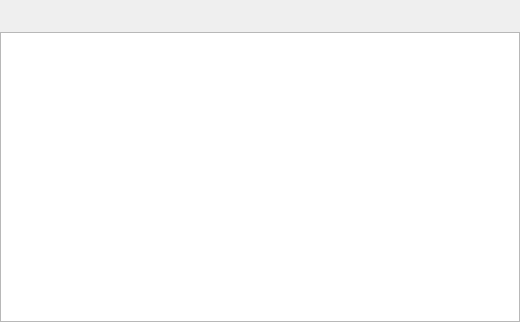
Old version of the form about.ui in the repository simon-r/LeScienze500.
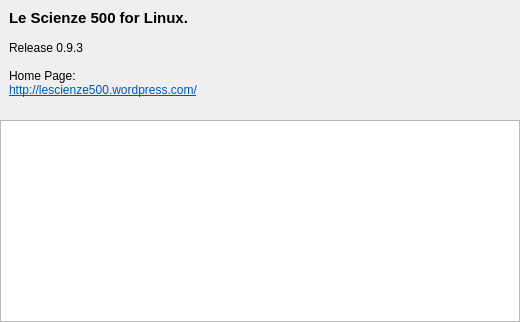
New version of the form. Icons and pictures are not drawn.

Commit message: ven  8 ott 2010, 16.44.36, CEST

Diff of the .ui file:
```diff
--- a/about.ui
+++ b/about.ui
@@ -65,6 +65,25 @@
         <property name="frameShadow">
          <enum>QFrame::Raised</enum>
         </property>
+        <layout class="QVBoxLayout" name="verticalLayout_2">
+         <item>
+          <widget class="QLabel" name="Credits">
+           <property name="text">
+            <string>&lt;!DOCTYPE HTML PUBLIC &quot;-//W3C//DTD HTML 4.0//EN&quot; &quot;http://www.w3.org/TR/REC-html40/strict.dtd&quot;&gt;
+&lt;html&gt;&lt;head&gt;&lt;meta name=&quot;qrichtext&quot; content=&quot;1&quot; /&gt;&lt;style type=&quot;text/css&quot;&gt;
+p, li { white-space: pre-wrap; }
+&lt;/style&gt;&lt;/head&gt;&lt;body style=&quot; font-family:'Sans Serif'; font-size:9pt; font-weight:400; font-style:normal;&quot;&gt;
+&lt;p style=&quot; margin-top:0px; margin-bottom:0px; margin-left:0px; margin-right:0px; -qt-block-indent:0; text-indent:0px;&quot;&gt;&lt;span style=&quot; font-size:11pt; font-weight:600;&quot;&gt;Le Scienze 500 for Linux.&lt;/span&gt;&lt;/p&gt;
+&lt;p style=&quot;-qt-paragraph-type:empty; margin-top:0px; margin-bottom:0px; margin-left:0px; margin-right:0px; -qt-block-indent:0; text-indent:0px;&quot;&gt;&lt;/p&gt;
+&lt;p style=&quot; margin-top:0px; margin-bottom:0px; margin-left:0px; margin-right:0px; -qt-block-indent:0; text-indent:0px;&quot;&gt;Release 0.9.3&lt;/p&gt;
+&lt;p style=&quot;-qt-paragraph-type:empty; margin-top:0px; margin-bottom:0px; margin-left:0px; margin-right:0px; -qt-block-indent:0; text-indent:0px;&quot;&gt;&lt;/p&gt;
+&lt;p style=&quot; margin-top:0px; margin-bottom:0px; margin-left:0px; margin-right:0px; -qt-block-indent:0; text-indent:0px;&quot;&gt;Home Page:&lt;/p&gt;
+&lt;p style=&quot; margin-top:0px; margin-bottom:0px; margin-left:0px; margin-right:0px; -qt-block-indent:0; text-indent:0px;&quot;&gt;&lt;a href=&quot;http://lescienze500.wordpress.com/&quot;&gt;&lt;span style=&quot; text-decoration: underline; color:#0057ae;&quot;&gt;http://lescienze500.wordpress.com/&lt;/span&gt;&lt;/a&gt;&lt;/p&gt;
+&lt;p style=&quot;-qt-paragraph-type:empty; margin-top:0px; margin-bottom:0px; margin-left:0px; margin-right:0px; -qt-block-indent:0; text-indent:0px;&quot;&gt;&lt;/p&gt;&lt;/body&gt;&lt;/html&gt;</string>
+           </property>
+          </widget>
+         </item>
+        </layout>
        </widget>
       </item>
       <item>
```
Left out of the diff: 8 changed lines with no effect on the pictures. The commit also changes 2 other files.
